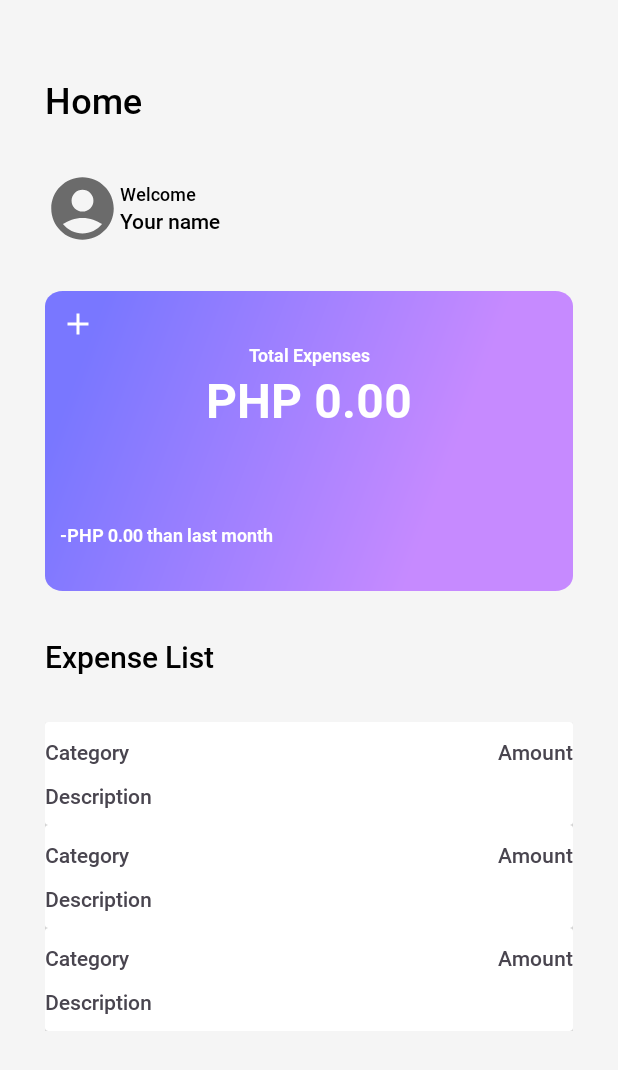
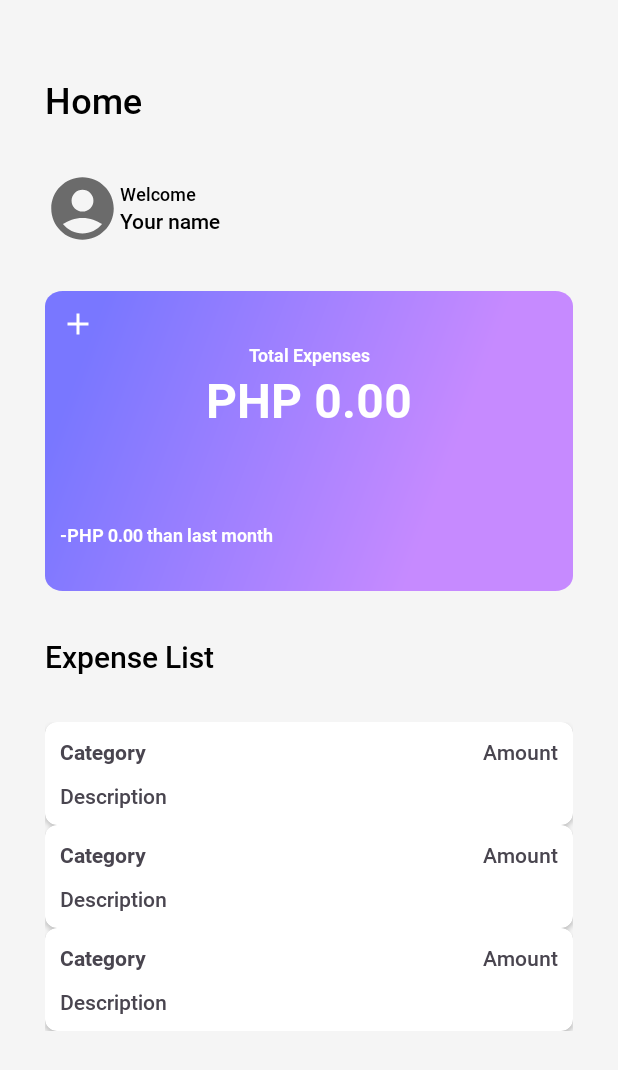
Before and after one commit to Yncy0/MyExpenseApp, an Android app: the layout fragment_home.xml on its own in the app's theme, with its tools: preview values and no code run, on a phone screen of 412 x 824 dp. Shown: the top 1070 px of the screen. Run offline under Robolectric (Android 15) with nearby library versions, the phone set to English and light mode, and no system bars.

Commit message:
minor fix

```diff
--- a/app/src/main/java/com/example/myexpenseapp/adapter/ExpenseListAdapter.java
+++ b/app/src/main/java/com/example/myexpenseapp/adapter/ExpenseListAdapter.java
@@ -36,7 +36,7 @@ public class ExpenseListAdapter extends RecyclerView.Adapter<ExpenseListAdapter.
 
     @Override
     public void onBindViewHolder(@NonNull ExpenseViewHolder holder, int position) {
-        holder.lblAmount.setText(expenseLists.get(position).getAmount());
+        holder.lblAmount.setText(String.valueOf(expenseLists.get(position).getAmount()));
         //holder.lblAmount.setSelected(true);
         holder.lblCategory.setText(expenseLists.get(position).getCategory());
         holder.lblDescription.setText(expenseLists.get(position).getDescription());
--- a/app/src/main/res/layout/layout_expense_list.xml
+++ b/app/src/main/res/layout/layout_expense_list.xml
@@ -4,7 +4,9 @@
     android:layout_width="match_parent"
     android:layout_height="wrap_content"
     xmlns:app="http://schemas.android.com/apk/res-auto"
-    app:cardBackgroundColor="@color/white">
+    app:cardBackgroundColor="@color/white"
+    app:cardCornerRadius="8dp"
+    android:elevation="2dp">
 
     <LinearLayout
         android:layout_width="match_parent"
@@ -13,7 +15,7 @@
         <RelativeLayout
             android:layout_width="match_parent"
             android:layout_height="wrap_content"
-            android:paddingVertical="10dp">
+            android:padding="10dp">
             <TextView
                 android:id="@+id/lbl_category"
                 android:layout_width="wrap_content"
@@ -21,7 +23,7 @@
                 android:layout_alignParentStart="true"
                 android:text="Category"
                 android:textSize="14sp"
-                android:fontFamily="@font/robotomedium"/>
+                android:fontFamily="@font/robotobold"/>
             <TextView
                 android:id="@+id/lbl_description"
                 android:layout_width="wrap_content"
@@ -39,8 +41,6 @@
                 android:text="Amount"
                 android:textSize="14sp"
                 android:fontFamily="@font/robotomedium"/>
-
-
         </RelativeLayout>
     </LinearLayout>
 
--- a/gradle/libs.versions.toml
+++ b/gradle/libs.versions.toml
@@ -1,5 +1,5 @@
 [versions]
-agp = "8.3.2"
+agp = "8.4.0"
 junit = "4.13.2"
 junitVersion = "1.1.5"
 espressoCore = "3.5.1"
```
Also changed, not shown: gradle/wrapper/gradle-wrapper.properties.
